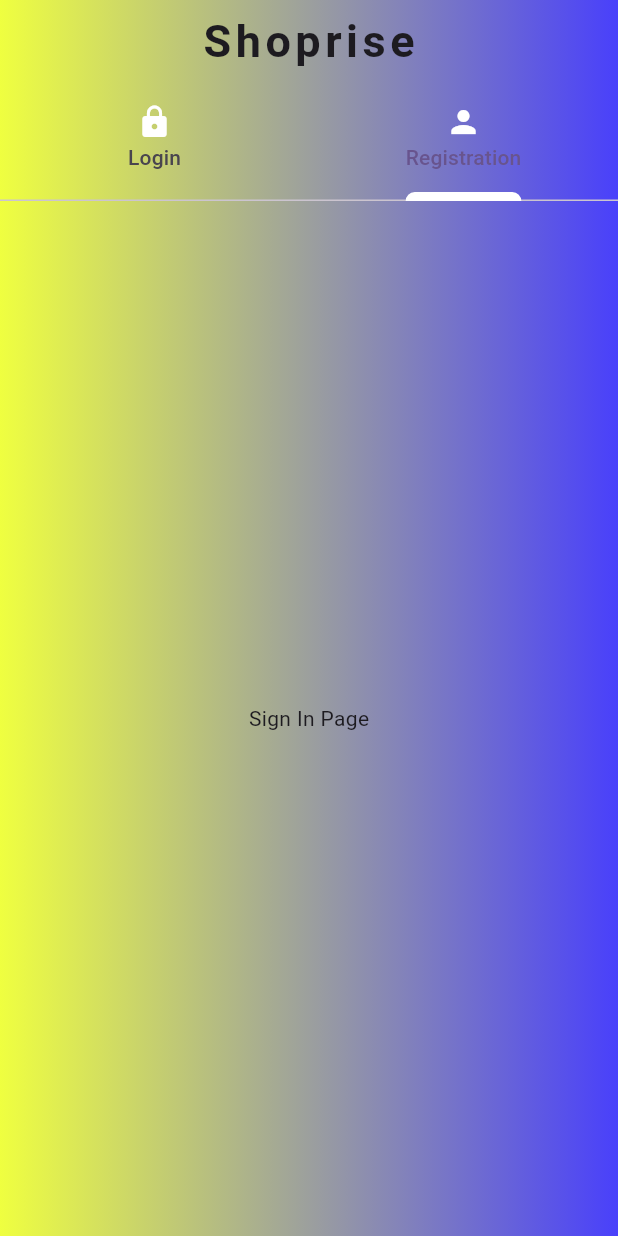
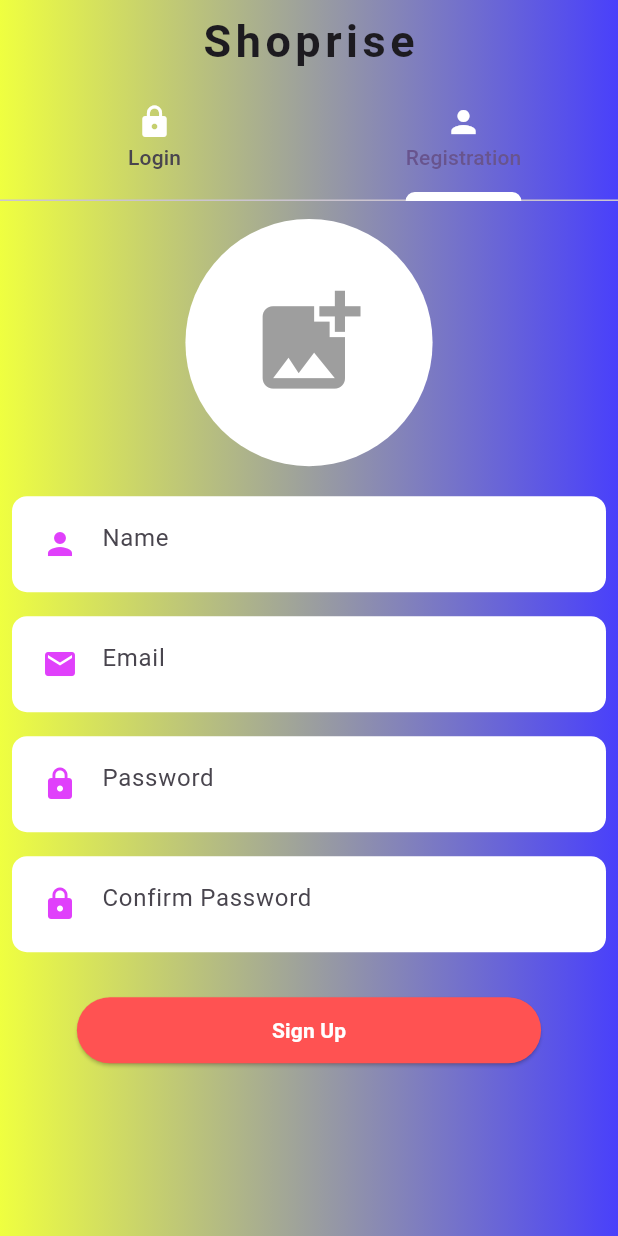
Before and after one commit to uimarshall/shoprise, a Flutter app: the screen it shows after launch, tab 2 chosen, on a phone screen of 412 x 824 dp. Run offline on Flutter 3.47's test engine with Material 3 defaults, Android fonts, the phone set to English and light mode, and no system bars.

Commit message:
Add sign_up_page
- Add sign_up_page for user to sign up

```diff
--- a/lib/auth_screens/login_page.dart
+++ b/lib/auth_screens/login_page.dart
@@ -34,7 +34,7 @@ class _LoginPageState extends State<LoginPage> {
                   textEditingController: emailTextEditingController,
                   iconData: Icons.email,
                   hintText: "Email",
-                  isObsecre: false,
+                  isObscure: false,
                   enabled: true,
                 ),
 
@@ -43,7 +43,7 @@ class _LoginPageState extends State<LoginPage> {
                   textEditingController: passwordTextEditingController,
                   iconData: Icons.lock,
                   hintText: "Password",
-                  isObsecre: true,
+                  isObscure: true,
                   enabled: true,
                 ),
 
--- a/lib/auth_screens/sign_up_page.dart
+++ b/lib/auth_screens/sign_up_page.dart
@@ -1,4 +1,5 @@
 import 'package:flutter/material.dart';
+import 'package:shoprise/widgets/custom_text_field.dart';
 
 class SignUpPage extends StatefulWidget {
   const SignUpPage({Key? key}) : super(key: key);
@@ -8,10 +9,108 @@ class SignUpPage extends StatefulWidget {
 }
 
 class _SignUpPageState extends State<SignUpPage> {
+  TextEditingController nameTextEditingController = TextEditingController();
+  TextEditingController emailTextEditingController = TextEditingController();
+  TextEditingController passwordTextEditingController = TextEditingController();
+  TextEditingController confirmPasswordTextEditingController =
+      TextEditingController();
+  GlobalKey<FormState> formKey = GlobalKey<FormState>();
+
   @override
   Widget build(BuildContext context) {
-    return Container(
-      child: Center(child: const Text("Sign In Page")),
+    return SingleChildScrollView(
+      child: Column(
+        children: [
+          const SizedBox(
+            height: 12,
+          ),
+
+          //get-capture image
+          GestureDetector(
+            onTap: () {},
+            child: CircleAvatar(
+              radius: MediaQuery.of(context).size.width * 0.20,
+              backgroundColor: Colors.white,
+              child: Icon(
+                Icons.add_photo_alternate,
+                color: Colors.grey,
+                size: MediaQuery.of(context).size.width * 0.20,
+              ),
+            ),
+          ),
+
+          const SizedBox(
+            height: 12,
+          ),
+
+          //inputs form fields
+          Form(
+            key: formKey,
+            child: Column(
+              children: [
+                //name
+                CustomTextField(
+                  textEditingController: nameTextEditingController,
+                  iconData: Icons.person,
+                  hintText: "Name",
+                  isObscure: false,
+                  enabled: true,
+                ),
+
+                //email
+                CustomTextField(
+                  textEditingController: emailTextEditingController,
+                  iconData: Icons.email,
+                  hintText: "Email",
+                  isObscure: false,
+                  enabled: true,
+                ),
+
+                //pass
+                CustomTextField(
+                  textEditingController: passwordTextEditingController,
+                  iconData: Icons.lock,
+                  hintText: "Password",
+                  isObscure: true,
+                  enabled: true,
+                ),
+
+                //confirm pass
+                CustomTextField(
+                  textEditingController: confirmPasswordTextEditingController,
+                  iconData: Icons.lock,
+                  hintText: "Confirm Password",
+                  isObscure: true,
+                  enabled: true,
+                ),
+
+                const SizedBox(
+                  height: 20,
+                ),
+              ],
+            ),
+          ),
+
+          ElevatedButton(
+              style: ElevatedButton.styleFrom(
+                backgroundColor: Colors.redAccent,
+                padding:
+                    const EdgeInsets.symmetric(horizontal: 130, vertical: 12),
+              ),
+              onPressed: () {},
+              child: const Text(
+                "Sign Up",
+                style: TextStyle(
+                  color: Colors.white,
+                  fontWeight: FontWeight.bold,
+                ),
+              )),
+
+          const SizedBox(
+            height: 30,
+          ),
+        ],
+      ),
     );
   }
 }
--- a/lib/widgets/custom_text_field.dart
+++ b/lib/widgets/custom_text_field.dart
@@ -4,7 +4,7 @@ class CustomTextField extends StatefulWidget {
   TextEditingController? textEditingController;
   IconData? iconData;
   String? hintText;
-  bool? isObsecre = true;
+  bool? isObscure = true;
   bool? enabled = true;
 
   CustomTextField({
@@ -12,7 +12,7 @@ class CustomTextField extends StatefulWidget {
     this.textEditingController,
     this.iconData,
     this.hintText,
-    this.isObsecre,
+    this.isObscure,
     this.enabled,
   });
 
@@ -33,7 +33,7 @@ class _CustomTextFieldState extends State<CustomTextField> {
       child: TextFormField(
         enabled: widget.enabled,
         controller: widget.textEditingController,
-        obscureText: widget.isObsecre!,
+        obscureText: widget.isObscure!,
         cursorColor: Theme.of(context).primaryColor,
         decoration: InputDecoration(
           border: InputBorder.none,
```
